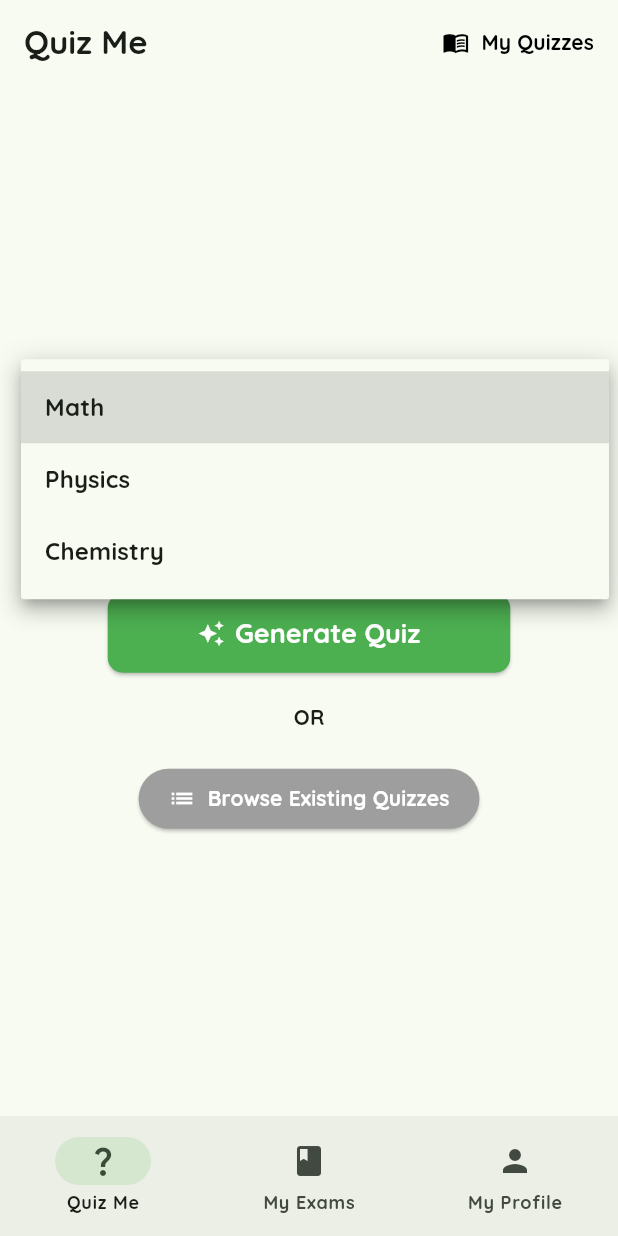
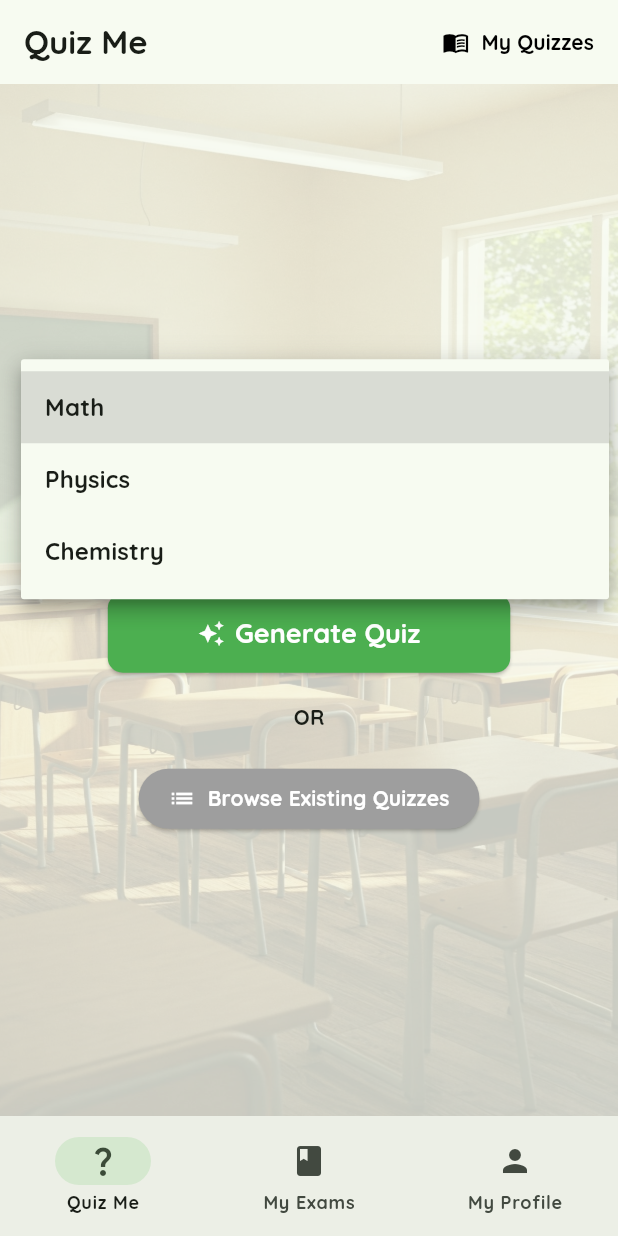
Before and after one commit to aboulmichacker/jm_senior_project_flutter_firebase, a Flutter app: the screen it shows once a user with an empty profile is signed in, after a tap on "Select Subject", on a phone screen of 412 x 824 dp. Run offline on Flutter 3.47's test engine with Material 3 defaults, Android fonts, the light colour scheme and no system bars; our stand-ins replace cloud_firestore, dio, firebase_auth, firebase_core, flutter_dotenv, google_generative_ai and 2 more; accounts and stored records are empty; generated files the repository leaves out were written again.

Commit message:
project & UI final touches

```diff
--- a/lib/Pages/quiz_me_page.dart
+++ b/lib/Pages/quiz_me_page.dart
@@ -153,8 +153,19 @@ class _QuizMePageState extends State<QuizMePage> {
       body: quiz != null ?
         QuizWidget(quiz: quiz!, onReset: _resetQuiz)
         :
-        Form(
+        Container(
+          height: MediaQuery.of(context).size.height,
+          decoration: const BoxDecoration(
+            image: DecorationImage(
+              image: AssetImage('images/classroom_bg.jpeg'),
+              opacity: 0.2,
+              fit: BoxFit.cover
+            )
+          ),
+          child: Form(
             key: _formKey,
+            child: Center(
+              child: SingleChildScrollView(
                 child: Column(
                   mainAxisAlignment: MainAxisAlignment.center,
                   children: [
@@ -222,6 +233,9 @@ class _QuizMePageState extends State<QuizMePage> {
                     ],
                   ),
               ),
+            ),
+          ),
+        ),
     );
   }
 }
--- a/lib/auth/login_page.dart
+++ b/lib/auth/login_page.dart
@@ -52,22 +52,47 @@ class _LoginPageState extends State<LoginPage> {
   @override
   Widget build(BuildContext context) {
     return Scaffold(
-      body: Padding(
-          padding: const EdgeInsets.symmetric(horizontal: 25),
-          child: Form(
+      body: Form(
         key:_formKey,
-            child: Center(
         child: SingleChildScrollView(
+          child: Container(
+          decoration: BoxDecoration(
+            image: DecorationImage(
+              image: const AssetImage('images/classroom_bg.jpeg'),
+              fit: BoxFit.cover,
+              colorFilter: ColorFilter.mode(
+                Colors.green.withValues(alpha: 0.75), // Adjust opacity as needed
+                BlendMode.srcATop,  // Very good for tinting
+              ),
+            ),
+            ),
             child: Column(
               mainAxisAlignment: MainAxisAlignment.center,
               children: [
-                    const SizedBox(height: 20,),
-                      const Text('Login',
+                SizedBox(
+                  height: MediaQuery.of(context).size.height * 0.4,
+                  child: const Center(
+                    child: Text(
+                    "First in Class",
                     style: TextStyle(
-                        fontSize: 30
+                      color: Colors.white,
+                      fontSize: 40,
+                      fontFamily: "Cabin Sketch",
+                      fontWeight: FontWeight.bold
                     ),
+                  ),),
                 ),
-                    const SizedBox(height: 20,),
+                Container(
+                  padding: const EdgeInsets.all(20.0),
+                  decoration: const BoxDecoration(
+                    color: Colors.white,
+                    borderRadius: BorderRadius.only(
+                      topLeft: Radius.circular(30),
+                      topRight: Radius.circular(30)
+                    )
+                  ),
+                  child: Column(
+                    children: [
                       TextFormField(
                         decoration: InputDecoration(
                           prefixIcon: const Icon(Icons.email),
@@ -138,13 +163,15 @@ class _LoginPageState extends State<LoginPage> {
                         ),
                       ),
                     ),
-
+                    const SizedBox(height: 20,)
+                    ],
+                ),
+                ),
               ],
             ),
           ),
         ),
       )
-      )
     );
   }
 }
--- a/lib/auth/signup_page.dart
+++ b/lib/auth/signup_page.dart
@@ -67,9 +67,11 @@ class _SignupPageState extends State<SignupPage> {
                     mainAxisAlignment: MainAxisAlignment.center,
                     children: [
                     const SizedBox(height: 20,),
-                      const Text('Sign Up',
+                      const Text('First in Class',
                       style: TextStyle(
-                        fontSize: 30
+                        fontSize: 40,
+                        fontFamily: 'Cabin Sketch',
+                        fontWeight: FontWeight.bold
                       ),
                     ),
                     const SizedBox(height: 20,),
--- a/lib/main.dart
+++ b/lib/main.dart
@@ -16,7 +16,7 @@ void main() async {
   if (kDebugMode) {
   try {
     final String emulatorHost = '10.0.2.2';
-    // final String deviceHost = '192.168.1.106';
+    // final String deviceHost = '192.168.1.107';
     FirebaseFirestore.instance.useFirestoreEmulator(emulatorHost, 8080);
     await FirebaseAuth.instance.useAuthEmulator(emulatorHost, 9099);
   } catch (e) {
```
Also changed, not shown: lib/Pages/exams_page.dart (+30 -3 lines), lib/Pages/profile_page.dart (+11 -1 lines), pubspec.yaml (+7 -4 lines), fonts/CabinSketch-Bold.ttf (added), images/Chemistry_bg.jpeg (added), images/Math_bg.jpeg (added), images/Physics_bg.jpeg (added), images/classroom_bg.jpeg (added). Lines whose indentation alone changed are shown as unchanged.
